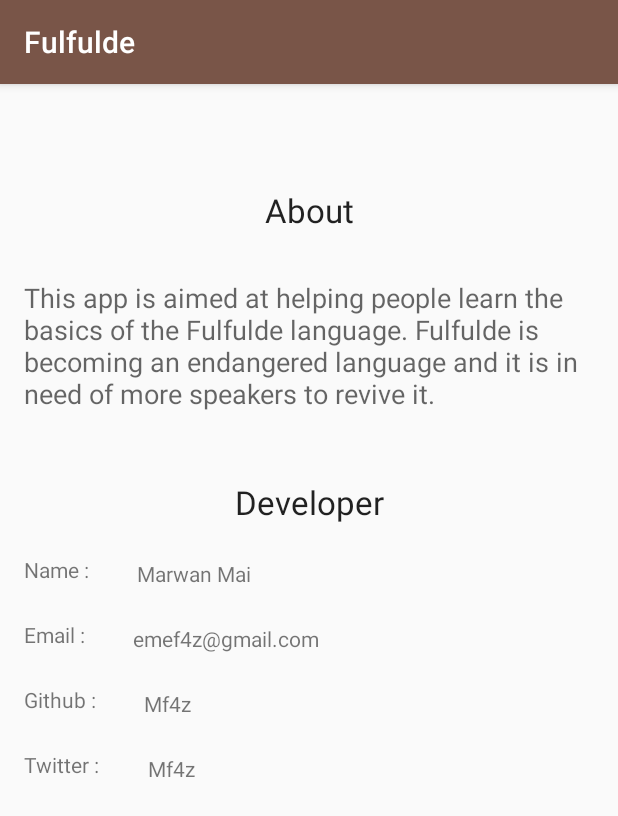
After one commit to Mf4z/Fulfulde, an Android app: the AboutActivity screen opened directly, with no data from a screen before it, on a phone screen of 412 x 824 dp. The commit adds this screen. Shown: the top 816 px of the screen. Run offline under Robolectric (Android 15) with nearby library versions, the phone set to English and light mode, and no system bars.

Commit message:
Add about page

```diff
--- a/app/src/main/AndroidManifest.xml
+++ b/app/src/main/AndroidManifest.xml
@@ -9,6 +9,7 @@
         android:roundIcon="@mipmap/ic_launcher_round"
         android:supportsRtl="true"
         android:theme="@style/AppTheme">
+        <activity android:name=".AboutActivity"></activity>
         <activity android:name=".MainActivity">
             <intent-filter>
                 <action android:name="android.intent.action.MAIN" />
@@ -16,7 +17,6 @@
                 <category android:name="android.intent.category.LAUNCHER" />
             </intent-filter>
         </activity>
-
     </application>
 
 </manifest>
--- /dev/null
+++ b/app/src/main/java/com/example/mf4z/fulfulde/AboutActivity.java
@@ -0,0 +1,13 @@
+package com.example.mf4z.fulfulde;
+
+import android.support.v7.app.AppCompatActivity;
+import android.os.Bundle;
+
+public class AboutActivity extends AppCompatActivity {
+
+    @Override
+    protected void onCreate(Bundle savedInstanceState) {
+        super.onCreate(savedInstanceState);
+        setContentView(R.layout.activity_about);
+    }
+}
--- a/app/src/main/java/com/example/mf4z/fulfulde/MainActivity.java
+++ b/app/src/main/java/com/example/mf4z/fulfulde/MainActivity.java
@@ -1,9 +1,13 @@
 package com.example.mf4z.fulfulde;
 
+import android.content.Intent;
 import android.os.Bundle;
 import android.support.design.widget.TabLayout;
 import android.support.v4.view.ViewPager;
 import android.support.v7.app.AppCompatActivity;
+import android.view.Menu;
+import android.view.MenuInflater;
+import android.view.MenuItem;
 
 public class MainActivity extends AppCompatActivity {
 
@@ -39,8 +43,31 @@ public class MainActivity extends AppCompatActivity {
 
         tabLayout.setupWithViewPager(viewPager);
 
+    }
 
 
+    @Override
+    public boolean onCreateOptionsMenu(Menu menu) {
+        MenuInflater inflater = getMenuInflater();
+        inflater.inflate(R.menu.options_menu, menu);
+        return true;
+    }
+
+    @Override
+    public boolean onOptionsItemSelected(MenuItem item) {
+        // Handle item selection
+        switch (item.getItemId()) {
+            case R.id.item_about:
+                showAbout();
+                return true;
+            default:
+                return super.onOptionsItemSelected(item);
+        }
+    }
+
+    private void showAbout() {
+
+         startActivity(new Intent(this,AboutActivity.class));
     }
 
 }
--- a/app/src/main/java/com/example/mf4z/fulfulde/NumbersFragment.java
+++ b/app/src/main/java/com/example/mf4z/fulfulde/NumbersFragment.java
@@ -23,7 +23,7 @@ public class NumbersFragment extends Fragment {
     //Declaring Media Player variable
     private MediaPlayer mMediaPlayer;
 
-    //Delaring Audio Manager for use in the entire class
+    //Declaring Audio Manager for use in the entire class
     private AudioManager mAudioManager;
 
     private MediaPlayer.OnCompletionListener mCompletionListener = new MediaPlayer.OnCompletionListener() {
--- a/app/src/main/java/com/example/mf4z/fulfulde/Word.java
+++ b/app/src/main/java/com/example/mf4z/fulfulde/Word.java
@@ -18,14 +18,11 @@ public class Word {
     //Member variable, saves Image Value. Assigned to NO_IMAGE_PROVIDED
     private int mimgId = NO_IMAGE_PROVIDED;
 
-    public int getMwordSound() {
-        return mwordSound;
-    }
-
     private int mwordSound;
 
 
     //Word constructor that takes in 2 parameters
+
     public Word(String fulN, String defN) {
 
         mfulfuldeTranslation = fulN;
@@ -33,8 +30,8 @@ public class Word {
 
     }
 
+    //Word constructor that takes in 3 parameters. This is called contructor overloading
 
-    //Word constructor that takes in 3 parameters. This is called contructor overloading
     public Word(String fulN, String defN, int mwordSoundN) {
 
         mfulfuldeTranslation = fulN;
@@ -42,7 +39,6 @@ public class Word {
         mwordSound = mwordSoundN;
 
     }
-
     public Word(String mfulfuldeTranslation, String mdefLangTranslation, int mimgId, int mwordSound) {
         this.mfulfuldeTranslation = mfulfuldeTranslation;
         this.mdefLangTranslation = mdefLangTranslation;
@@ -50,8 +46,8 @@ public class Word {
         this.mwordSound = mwordSound;
     }
 
+
     //Getters,used to get values of instance variables of the class
-
     public String getFulfuldeTranslation() {
         return mfulfuldeTranslation;
     }
@@ -62,6 +58,10 @@ public class Word {
 
     public int getMimgId() {
         return mimgId;
+    }
+
+    public int getMwordSound() {
+        return mwordSound;
     }
 
 
--- /dev/null
+++ b/app/src/main/res/layout/activity_about.xml
@@ -0,0 +1,145 @@
+<?xml version="1.0" encoding="utf-8"?>
+<android.support.constraint.ConstraintLayout xmlns:android="http://schemas.android.com/apk/res/android"
+    xmlns:app="http://schemas.android.com/apk/res-auto"
+    xmlns:tools="http://schemas.android.com/tools"
+    android:layout_width="match_parent"
+    android:layout_height="match_parent"
+    tools:context=".AboutActivity">
+
+    <TextView
+        android:id="@+id/textView_about"
+        android:layout_width="wrap_content"
+        android:layout_height="wrap_content"
+        android:layout_marginStart="16dp"
+        android:layout_marginLeft="16dp"
+        android:layout_marginTop="69dp"
+        android:layout_marginEnd="16dp"
+        android:layout_marginRight="16dp"
+        android:text="About"
+        android:textAppearance="@style/TextAppearance.AppCompat.Large"
+        app:layout_constraintEnd_toEndOf="parent"
+        app:layout_constraintHorizontal_bias="0.5"
+        app:layout_constraintStart_toStartOf="parent"
+        app:layout_constraintTop_toTopOf="parent" />
+
+    <TextView
+        android:id="@+id/textView_details"
+        android:layout_width="0dp"
+        android:layout_height="wrap_content"
+        android:layout_marginStart="16dp"
+        android:layout_marginLeft="16dp"
+        android:layout_marginTop="31dp"
+        android:layout_marginEnd="16dp"
+        android:layout_marginRight="16dp"
+        android:text="This app is aimed at helping people learn the basics of the Fulfulde language. Fulfulde is becoming an endangered language and it is in need of more speakers to revive it."
+        android:textAllCaps="false"
+        android:textAppearance="@style/TextAppearance.AppCompat.Medium"
+        android:typeface="normal"
+        app:layout_constraintEnd_toEndOf="parent"
+        app:layout_constraintStart_toStartOf="parent"
+        app:layout_constraintTop_toBottomOf="@+id/textView_about" />
+
+    <TextView
+        android:id="@+id/textView3"
+        android:layout_width="wrap_content"
+        android:layout_height="wrap_content"
+        android:layout_marginStart="16dp"
+        android:layout_marginLeft="16dp"
+        android:layout_marginTop="45dp"
+        android:layout_marginEnd="16dp"
+        android:layout_marginRight="16dp"
+        android:text="Developer"
+        android:textAppearance="@style/TextAppearance.AppCompat.Large"
+        app:layout_constraintEnd_toEndOf="parent"
+        app:layout_constraintStart_toStartOf="parent"
+        app:layout_constraintTop_toBottomOf="@+id/textView_details" />
+
+    <TextView
+        android:id="@+id/textView4"
+        android:layout_width="wrap_content"
+        android:layout_height="wrap_content"
+        android:layout_marginStart="16dp"
+        android:layout_marginLeft="16dp"
+        android:layout_marginTop="95dp"
+        android:text="Name :"
+        app:layout_constraintStart_toStartOf="parent"
+        app:layout_constraintTop_toBottomOf="@+id/textView_details" />
+
+    <TextView
+        android:id="@+id/textView5"
+        android:layout_width="wrap_content"
+        android:layout_height="wrap_content"
+        android:layout_marginStart="16dp"
+        android:layout_marginLeft="16dp"
+        android:layout_marginTop="24dp"
+        android:text="Email :"
+        app:layout_constraintStart_toStartOf="parent"
+        app:layout_constraintTop_toBottomOf="@+id/textView4" />
+
+    <TextView
+        android:id="@+id/textView6"
+        android:layout_width="wrap_content"
+        android:layout_height="wrap_content"
+        android:layout_marginStart="16dp"
+        android:layout_marginLeft="16dp"
+        android:layout_marginTop="24dp"
+        android:text="Github :"
+        app:layout_constraintStart_toStartOf="parent"
+        app:layout_constraintTop_toBottomOf="@+id/textView5" />
+
+    <TextView
+        android:id="@+id/textView7"
+        android:layout_width="wrap_content"
+        android:layout_height="wrap_content"
+        android:layout_marginStart="16dp"
+        android:layout_marginLeft="16dp"
+        android:layout_marginTop="24dp"
+        android:text="Twitter :"
+        app:layout_constraintStart_toStartOf="parent"
+        app:layout_constraintTop_toBottomOf="@+id/textView6" />
+
+    <TextView
+        android:id="@+id/textView8"
+        android:layout_width="wrap_content"
+        android:layout_height="wrap_content"
+        android:layout_marginStart="32dp"
+        android:layout_marginLeft="32dp"
+        android:layout_marginTop="23dp"
+        android:text="Marwan Mai"
+        app:layout_constraintStart_toEndOf="@+id/textView4"
+        app:layout_constraintTop_toBottomOf="@+id/textView3" />
+
+    <TextView
+        android:id="@+id/textView9"
+        android:layout_width="wrap_content"
+        android:layout_height="wrap_content"
+        android:layout_marginStart="32dp"
+        android:layout_marginLeft="32dp"
+        android:layout_marginTop="24dp"
+        android:text="emef4z@gmail.com"
+        app:layout_constraintStart_toEndOf="@+id/textView5"
+        app:layout_constraintTop_toBottomOf="@+id/textView8" />
+
+    <TextView
+        android:id="@+id/textView10"
+        android:layout_width="wrap_content"
+        android:layout_height="wrap_content"
+        android:layout_marginStart="32dp"
+        android:layout_marginLeft="32dp"
+        android:layout_marginTop="24dp"
+        android:text="Mf4z"
+        app:layout_constraintStart_toEndOf="@+id/textView6"
+        app:layout_constraintTop_toBottomOf="@+id/textView9" />
+
+    <TextView
+        android:id="@+id/textView11"
+        android:layout_width="wrap_content"
+        android:layout_height="wrap_content"
+        android:layout_marginStart="32dp"
+        android:layout_marginLeft="32dp"
+        android:layout_marginTop="24dp"
+        android:text="Mf4z"
+        app:layout_constraintStart_toEndOf="@+id/textView7"
+        app:layout_constraintTop_toBottomOf="@+id/textView10" />
+
+</android.support.constraint.ConstraintLayout>
--- /dev/null
+++ b/app/src/main/res/menu/options_menu.xml
@@ -0,0 +1,8 @@
+<?xml version="1.0" encoding="utf-8"?>
+<menu xmlns:app="http://schemas.android.com/apk/res-auto"
+    xmlns:android="http://schemas.android.com/apk/res/android">
+
+    <item
+        android:id="@+id/item_about"
+        android:title="About" />
+</menu>
```
